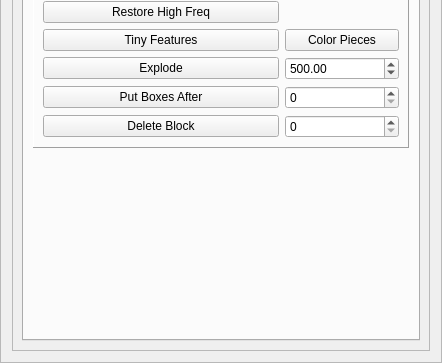
This is GUI/managers/enginemanager.ui in alemuntoni/HeightFieldDecomposition as Qt 5 draws it before an edit; both pictures show x 0 to 442 and y 679 to 1042 of the 442 by 1042 pixel window. The edited form follows.
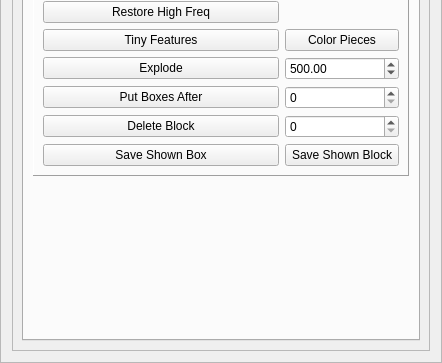
This is the edited form.

Diff of the .ui file:
```diff
--- a/GUI/managers/enginemanager.ui
+++ b/GUI/managers/enginemanager.ui
@@ -1049,6 +1049,20 @@
                 </property>
                </widget>
               </item>
+              <item row="26" column="0">
+               <widget class="QPushButton" name="saveShownBoxPushButton">
+                <property name="text">
+                 <string>Save Shown Box</string>
+                </property>
+               </widget>
+              </item>
+              <item row="26" column="1">
+               <widget class="QPushButton" name="saveShownBlockPushButton">
+                <property name="text">
+                 <string>Save Shown Block</string>
+                </property>
+               </widget>
+              </item>
              </layout>
             </widget>
            </item>
```
Left out of the diff: 36 changed lines with no effect on the pictures.
